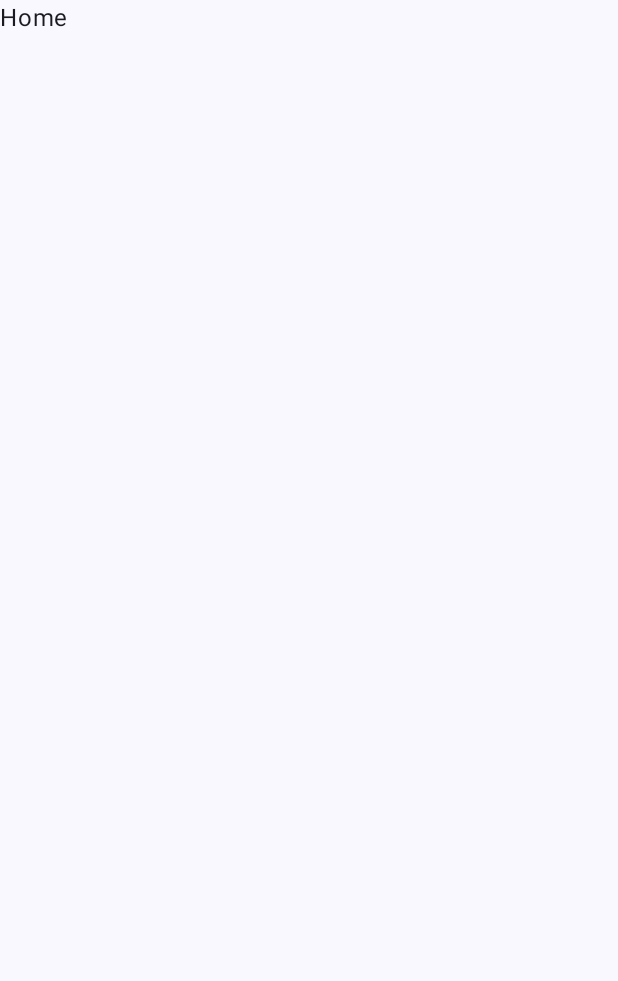
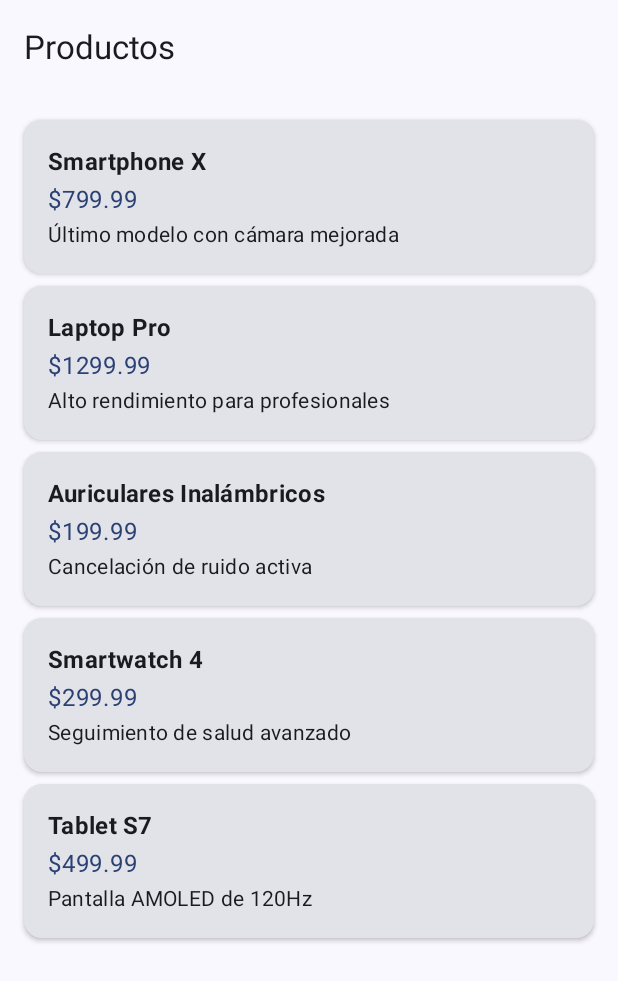
Before and after one commit to Uri-code010/Nav3_yt, an Android app built with Jetpack Compose: the screen it shows after launch (MainActivity), on a phone screen of 412 x 824 dp. Before the commit the part shown is almost empty. Shown: the top 981 px of the screen. Run offline under Robolectric (Android 15) with nearby library versions, the phone set to English and light mode, and no system bars; our stand-ins replace Navigation 3.

Commit message:
feat: Implement product list and detail screens
This commit implements the product list and detail screens, allowing navigation between them.

Key changes:
- Created `Product` data class and a sample list of products.
- Implemented `Home` screen to display a list of products using `LazyColumn` and `Card`.
- Implemented `ProductDetailScreen` to display details of a selected product.
- Updated `Navigation.kt` to handle navigation to `ProductDetailScreen` when a product is clicked on the `Home` screen.
- Added a back button to `ProductDetailScreen` to navigate back to the `Home` screen.
- Used `entryProvider` in `NavDisplay` for defining navigation entries.

```diff
--- /dev/null
+++ b/app/src/main/java/io/devexpert/nav3samples/data/Product.kt
@@ -0,0 +1,20 @@
+package io.devexpert.nav3samples.data
+
+import kotlinx.serialization.Serializable
+
+@Serializable
+data class Product(
+    val id: Int,
+    val name: String,
+    val price: Double,
+    val description: String,
+    val imageUrl: String = ""
+)
+
+val products = listOf(
+    Product(1, "Smartphone X", 799.99, "Último modelo con cámara mejorada"),
+    Product(2, "Laptop Pro", 1299.99, "Alto rendimiento para profesionales"),
+    Product(3, "Auriculares Inalámbricos", 199.99, "Cancelación de ruido activa"),
+    Product(4, "Smartwatch 4", 299.99, "Seguimiento de salud avanzado"),
+    Product(5, "Tablet S7", 499.99, "Pantalla AMOLED de 120Hz")
+)
--- a/app/src/main/java/io/devexpert/nav3samples/ui/theme/screens/Navigation.kt
+++ b/app/src/main/java/io/devexpert/nav3samples/ui/theme/screens/Navigation.kt
@@ -1,11 +1,13 @@
 package io.devexpert.nav3samples.ui.theme.screens
 
-import androidx.compose.material3.Text
 import androidx.compose.runtime.Composable
 import androidx.compose.runtime.mutableStateListOf
 import androidx.compose.runtime.remember
-import androidx.navigation3.runtime.NavEntry
+import androidx.navigation3.runtime.entry
+import androidx.navigation3.runtime.entryProvider
 import androidx.navigation3.ui.NavDisplay
+import io.devexpert.nav3samples.ui.theme.screens.detail.ProductDetail
+import io.devexpert.nav3samples.ui.theme.screens.detail.ProductDetailScreen
 import io.devexpert.nav3samples.ui.theme.screens.home.Home
 
 @Composable
@@ -15,15 +17,22 @@ fun Navigation() {
 
     NavDisplay(
         backStack = backStack,
-    ) { key ->
-        when (key) {
-            Home -> NavEntry(key) {
-                Home()
+        entryProvider = entryProvider {
+            entry<Home> {
+                Home(
+                    onProductClick = { productId ->
+                        backStack.add(ProductDetail(productId))
+                    }
+                )
             }
-
-            else -> NavEntry(Unit) {
-                Text(text = "Unknown")
+            entry<ProductDetail> { key ->
+                ProductDetailScreen(
+                    productId = key.productId,
+                    onBackClick = {
+                        backStack.removeLastOrNull()
+                    }
+                )
             }
         }
-    }
+    )
 }
--- a/app/src/main/java/io/devexpert/nav3samples/ui/theme/screens/home/Home.kt
+++ b/app/src/main/java/io/devexpert/nav3samples/ui/theme/screens/home/Home.kt
@@ -1,19 +1,96 @@
 package io.devexpert.nav3samples.ui.theme.screens.home
 
+import androidx.compose.foundation.clickable
+import androidx.compose.foundation.layout.Arrangement
+import androidx.compose.foundation.layout.Column
+import androidx.compose.foundation.layout.PaddingValues
+import androidx.compose.foundation.layout.Spacer
 import androidx.compose.foundation.layout.fillMaxSize
+import androidx.compose.foundation.layout.fillMaxWidth
+import androidx.compose.foundation.layout.height
 import androidx.compose.foundation.layout.padding
+import androidx.compose.foundation.lazy.LazyColumn
+import androidx.compose.foundation.lazy.items
+import androidx.compose.material3.Card
+import androidx.compose.material3.CardDefaults
+import androidx.compose.material3.ExperimentalMaterial3Api
+import androidx.compose.material3.MaterialTheme
 import androidx.compose.material3.Scaffold
 import androidx.compose.material3.Text
+import androidx.compose.material3.TopAppBar
 import androidx.compose.runtime.Composable
 import androidx.compose.ui.Modifier
+import androidx.compose.ui.text.font.FontWeight
+import androidx.compose.ui.text.style.TextOverflow
+import androidx.compose.ui.unit.dp
+import io.devexpert.nav3samples.data.Product
+import io.devexpert.nav3samples.data.products
 import kotlinx.serialization.Serializable
+
 
 @Serializable
 data object Home
 
+@OptIn(ExperimentalMaterial3Api::class)
 @Composable
-fun Home() {
-    Scaffold(modifier = Modifier.fillMaxSize()) { innerPadding ->
-        Text(text = "Home", modifier = Modifier.padding(innerPadding))
+fun Home(
+    onProductClick: (Int) -> Unit
+) {
+    Scaffold(
+        topBar = {
+            TopAppBar(
+                title = { Text("Productos") }
+            )
+        },
+        modifier = Modifier.fillMaxSize()
+    ) { innerPadding ->
+        LazyColumn(
+            contentPadding = PaddingValues(16.dp),
+            verticalArrangement = Arrangement.spacedBy(8.dp),
+            modifier = Modifier.padding(innerPadding)
+        ) {
+            items(products) { product ->
+                ProductItem(
+                    product = product,
+                    onClick = { onProductClick(product.id) }
+                )
+            }
+        }
     }
 }
+
+@Composable
+private fun ProductItem(
+    product: Product,
+    onClick: () -> Unit
+) {
+    Card(
+        modifier = Modifier
+            .fillMaxWidth()
+            .clickable(onClick = onClick),
+        elevation = CardDefaults.cardElevation(defaultElevation = 2.dp)
+    ) {
+        Column(
+            modifier = Modifier.padding(16.dp)
+        ) {
+            Text(
+                text = product.name,
+                style = MaterialTheme.typography.titleMedium,
+                fontWeight = FontWeight.Bold
+            )
+            Spacer(modifier = Modifier.height(4.dp))
+            Text(
+                text = "$${product.price}",
+                style = MaterialTheme.typography.bodyLarge,
+                color = MaterialTheme.colorScheme.primary
+            )
+            Spacer(modifier = Modifier.height(4.dp))
+            Text(
+                text = product.description,
+                style = MaterialTheme.typography.bodyMedium,
+                maxLines = 2,
+                overflow = TextOverflow.Ellipsis
+            )
+        }
+    }
+}
```
Also changed, not shown: app/src/main/java/io/devexpert/nav3samples/ui/theme/screens/detail/ProductDetail.kt (added, +74 -0 lines).
